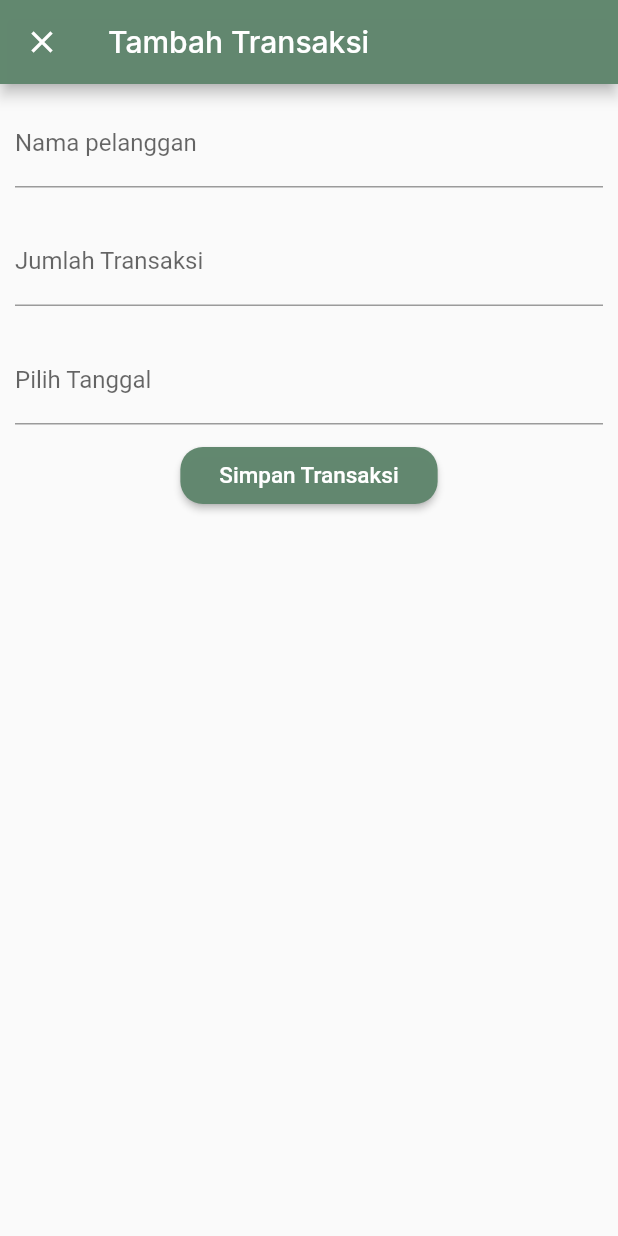
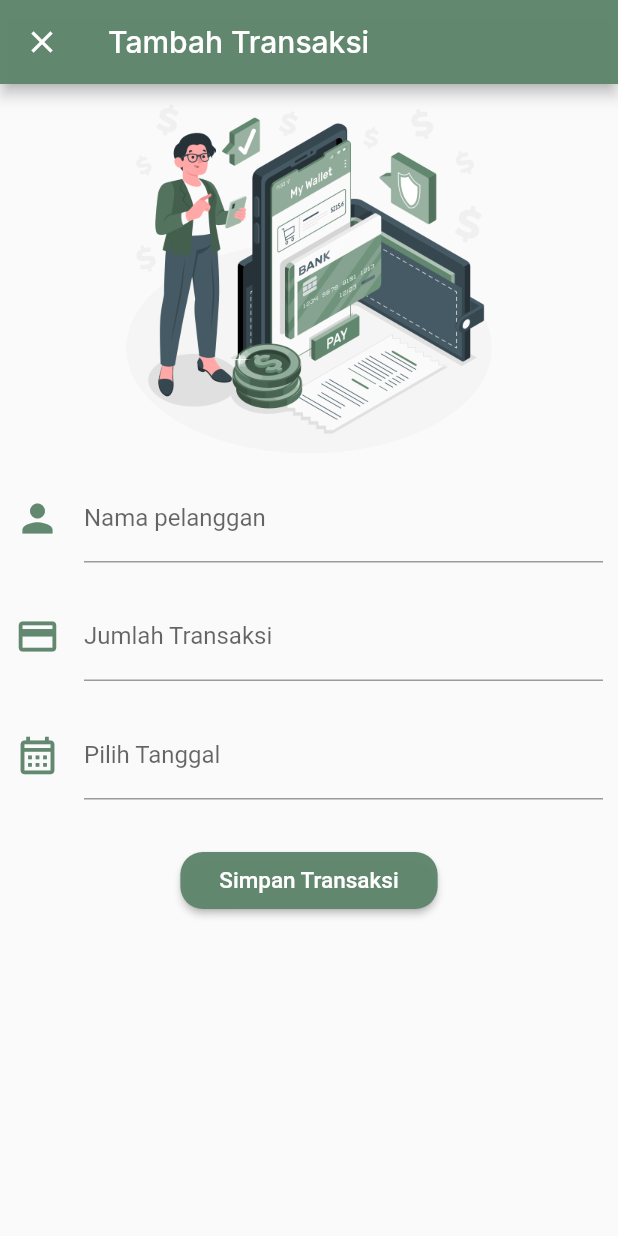
Before and after one commit to aadeeee/Proyek-mobile, a Flutter app: the screen it shows after launch, item 2 of the bottom bar chosen, after a tap on the "add" icon, on a phone screen of 412 x 824 dp. Run offline on Flutter 3.47's test engine with Material 2 defaults, Android fonts, the phone set to English and light mode, and no system bars; our stand-ins replace carousel_slider, google_fonts, image_picker, scrollable_positioned_list.

Commit message:
Update halaman Transaksi

```diff
--- a/lib/component/Transaksi/tambahTransaksi.dart
+++ b/lib/component/Transaksi/tambahTransaksi.dart
@@ -40,11 +40,18 @@ class _MyAddTransactionsState extends State<MyAddTransactions> {
                   ),
                   body: Column(
                     children: [
+                      SizedBox(
+                          child: Image.asset(
+                        'assets/images/addtransaksi.png',
+                        height: 250,
+                      )),
                       Padding(
                         padding: const EdgeInsets.all(10.0),
                         child: TextField(
                           controller: prov.getNamaController,
                           decoration: const InputDecoration(
+                            icon: Icon(Icons.person,
+                                color: primaryColor, size: 30),
                             labelText: 'Nama pelanggan',
                           ),
                         ),
@@ -55,6 +62,8 @@ class _MyAddTransactionsState extends State<MyAddTransactions> {
                           keyboardType: TextInputType.number,
                           controller: prov.getJumlahController,
                           decoration: const InputDecoration(
+                            icon: Icon(Icons.credit_card,
+                                color: primaryColor, size: 30),
                             labelText: 'Jumlah Transaksi',
                           ),
                         ),
@@ -93,18 +102,24 @@ class _MyAddTransactionsState extends State<MyAddTransactions> {
                             });
                           },
                           decoration: const InputDecoration(
+                            focusColor: primaryColor,
+                            icon: Icon(Icons.calendar_month_outlined,
+                                color: primaryColor, size: 30),
                             labelText: 'Pilih Tanggal',
                           ),
                         ),
                       ),
-                      ElevatedButton(
+                      Padding(
+                        padding: const EdgeInsets.only(top: 20.0),
+                        child: ElevatedButton(
                           onPressed: () {
                             if (prov.getNamaController.text.isEmpty ||
                                 prov.getJumlahController.text.isEmpty ||
                                 prov.getTanggalController.text.isEmpty) {
                               ScaffoldMessenger.of(context).showSnackBar(
                                 SnackBar(
-                                content: Text('Harap lengkapi data dengan benar!!!'),
+                                  content: Text(
+                                      'Harap lengkapi data dengan benar!!!'),
                                 ),
                               );
                               return;
@@ -143,6 +158,7 @@ class _MyAddTransactionsState extends State<MyAddTransactions> {
                             ),
                           ),
                         ),
+                      ),
                     ],
                   )),
             );
--- a/lib/component/Transaksi/transaksi.dart
+++ b/lib/component/Transaksi/transaksi.dart
@@ -31,7 +31,9 @@ class _TransactionPageState extends State<TransactionPage> {
         itemCount: prov.transactions.length,
         itemBuilder: (ctx, index) {
           final transaction = prov.transactions[index];
-          return ListTile(
+          return Column(
+            children: [
+              ListTile(
                 title: Text(transaction['nama']),
                 isThreeLine: true,
                 subtitle: Text(
@@ -72,6 +74,9 @@ class _TransactionPageState extends State<TransactionPage> {
                     ),
                   ],
                 ),
+              ),
+              Divider(color: primaryColor,)
+            ],
           );
         },
       ),
--- a/pubspec.yaml
+++ b/pubspec.yaml
@@ -98,6 +98,7 @@ flutter:
     - assets/images/keamanan.png
     - assets/images/iconKeamanan.png
     - assets/images/keamanan.png
+    - assets/images/addtransaksi.png
     - assets/images/otp.png
     - assets/images/kalender.png
     - assets/images/profile.jpg
```
Also changed, not shown: lib/component/Pelanggan/Customer.dart (+8 -1 lines), lib/component/Transaksi/editTransaksi.dart (+13 -1 lines), assets/images/addtransaksi.png (added). Lines whose indentation alone changed are shown as unchanged.
